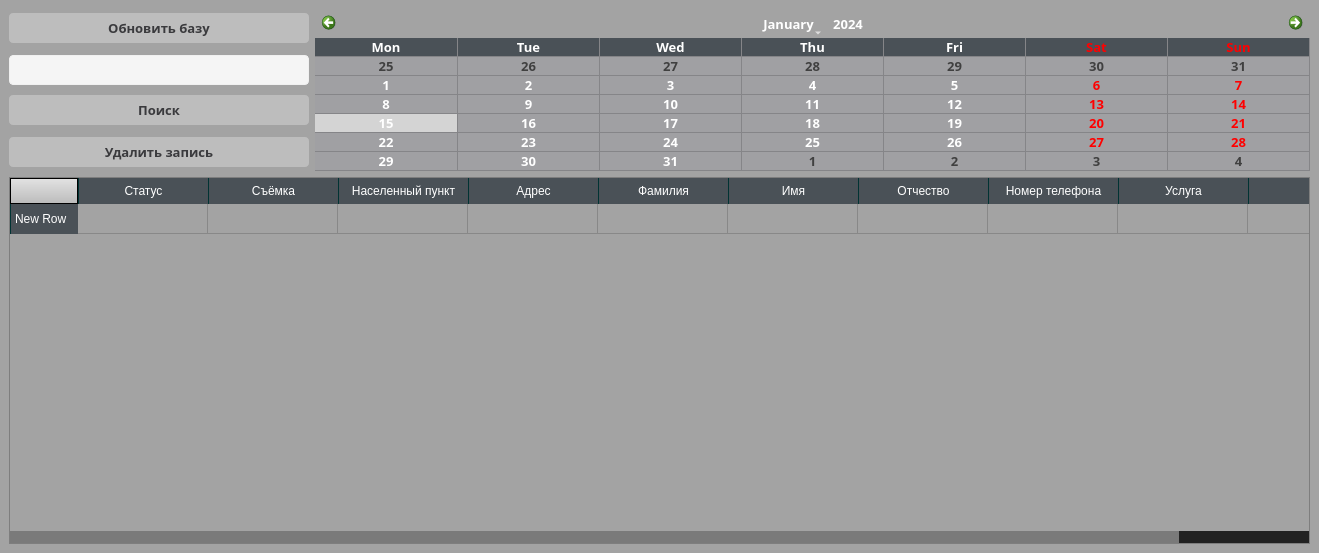
First picture: the form in ui/viewAllFormUi.ui, repository JavelinSx/kadastr, before the edit.
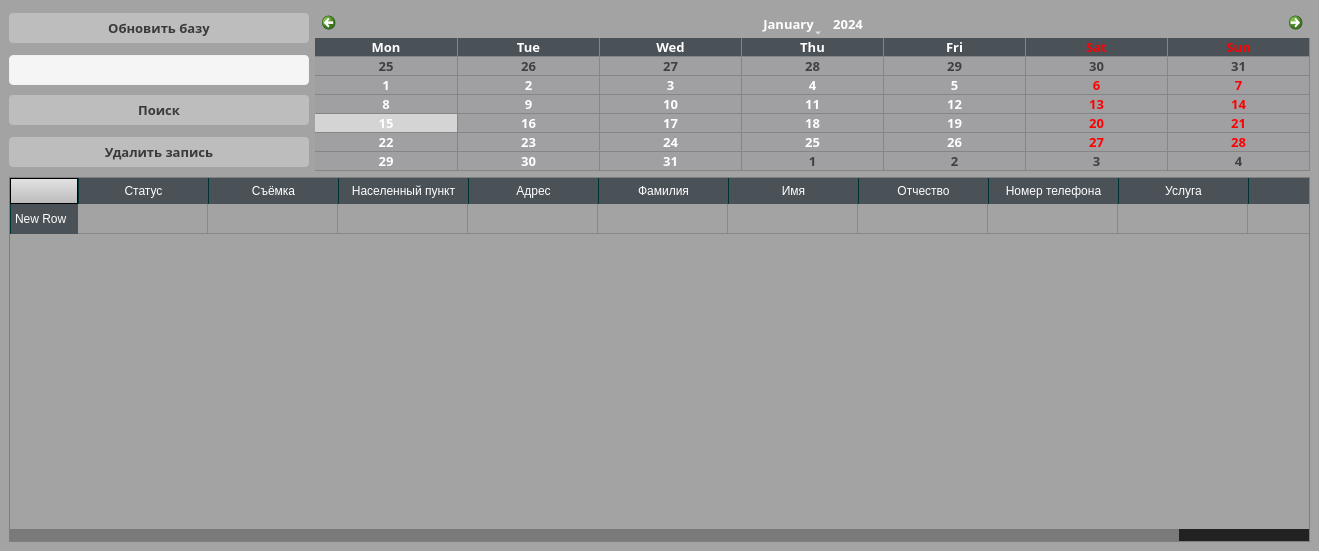
Second picture: the form after the edit. Icons and pictures are not drawn.

The edit to the form file:
```diff
--- a/ui/viewAllFormUi.ui
+++ b/ui/viewAllFormUi.ui
@@ -7,7 +7,7 @@
     <x>0</x>
     <y>0</y>
     <width>1319</width>
-    <height>553</height>
+    <height>551</height>
    </rect>
   </property>
   <property name="font">
```
